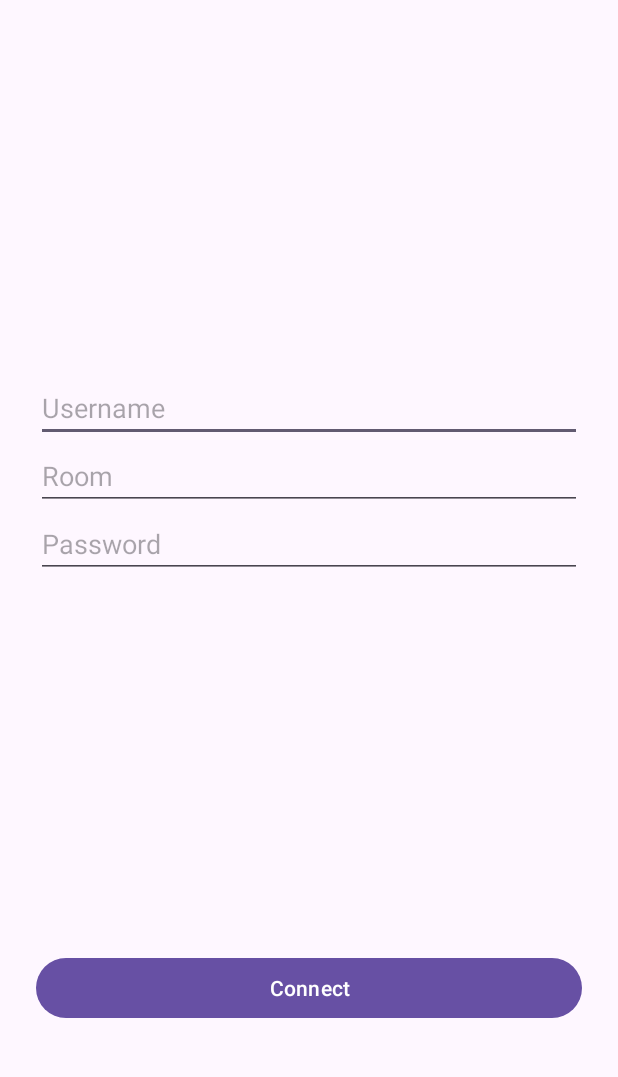
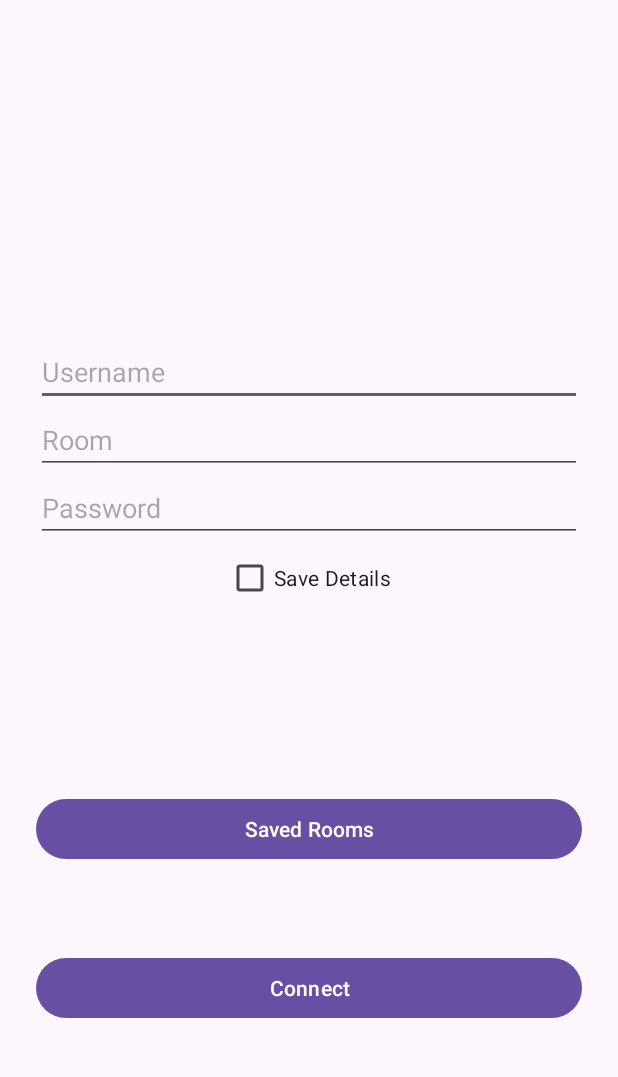
Before and after one commit to billonium4535/EncryptedMessenger, an Android app: the screen it shows after launch (LoginActivity), on a phone screen of 412 x 824 dp, the part 128-1205 px from its top. Run offline under Robolectric (Android 15) with nearby library versions, the light colour scheme and no system bars.

Commit message:
Added inputs for #23

```diff
--- a/Android/app/src/main/res/layout/activity_login.xml
+++ b/Android/app/src/main/res/layout/activity_login.xml
@@ -59,9 +59,25 @@
             android:hint="@string/hint_password"
             android:inputType="textPassword"
             android:importantForAutofill="yes" />
+
+        <CheckBox
+            android:id="@+id/saveCheckBox"
+            android:layout_width="wrap_content"
+            android:layout_height="wrap_content"
+            android:text="@string/save_details" />
     </LinearLayout>
 
-    <!-- Bottom button -->
+    <Button
+        android:id="@+id/savedButton"
+        android:layout_width="match_parent"
+        android:layout_height="wrap_content"
+        android:text="@string/saved_details"
+        android:layout_marginBottom="58dp"
+        app:layout_constraintBottom_toTopOf="@id/connectButton"
+        app:layout_constraintStart_toStartOf="parent"
+        app:layout_constraintEnd_toEndOf="parent"/>
+
+    <!-- Connect button -->
     <Button
         android:id="@+id/connectButton"
         android:layout_width="match_parent"
```
